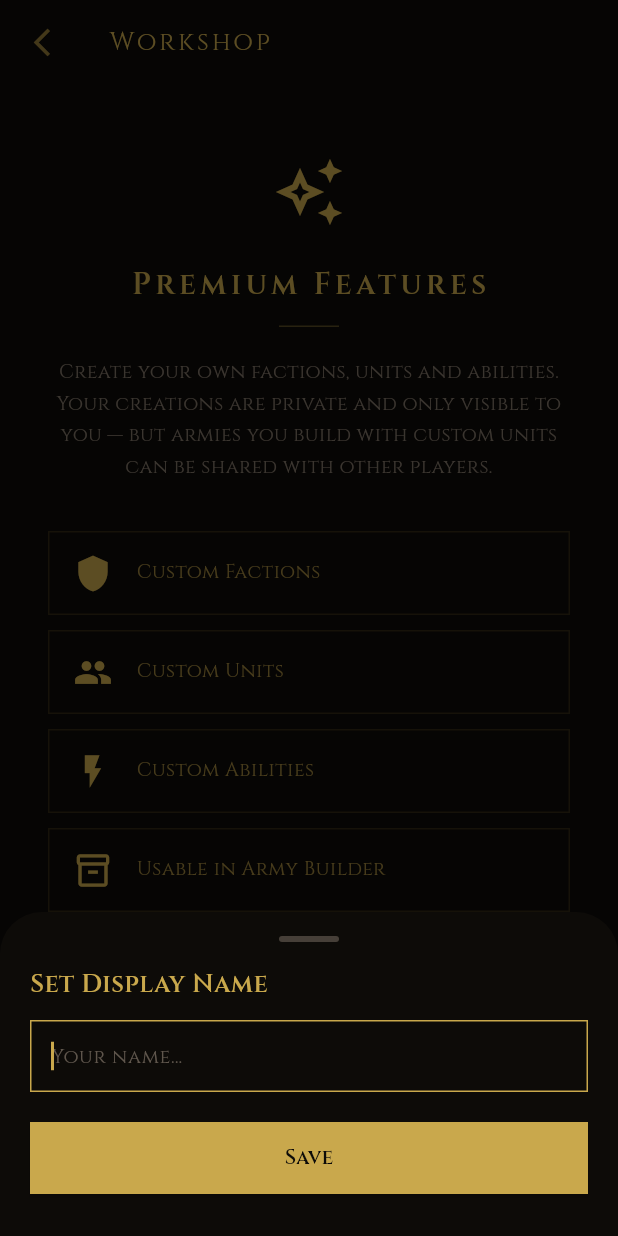
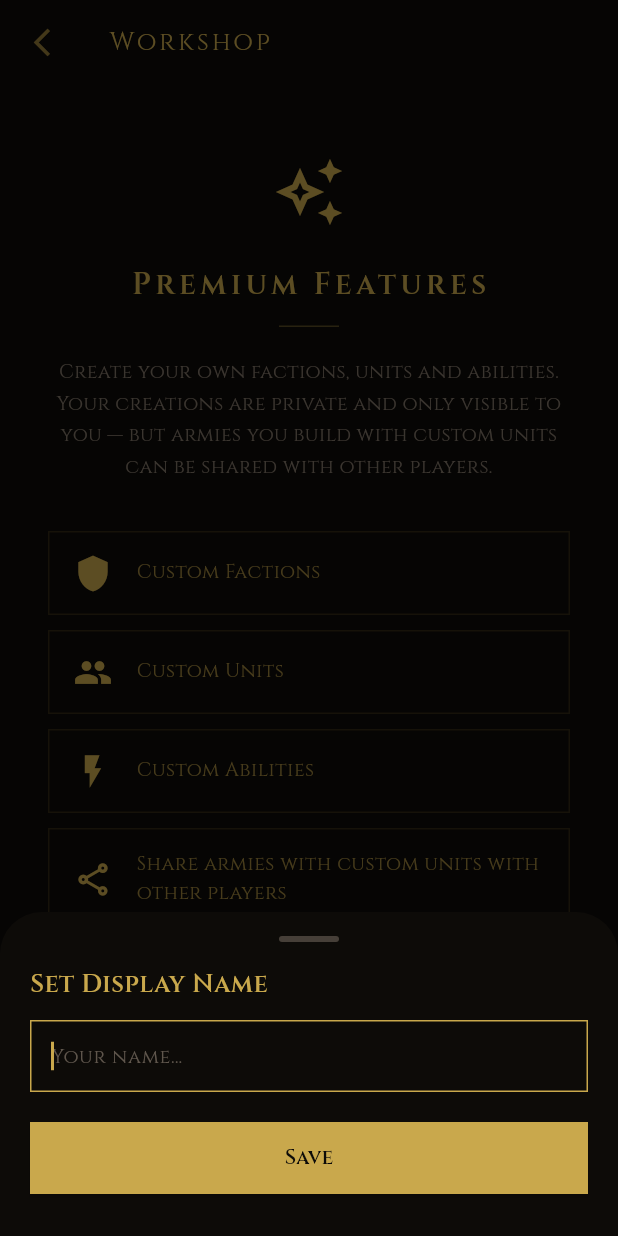
Before and after one commit to AbrahamB24/Aetherra, a Flutter app: the MyFactionsScreen screen opened directly, on a phone screen of 412 x 824 dp. Run offline on Flutter 3.47's test engine with Material 3 defaults, Android fonts, the phone set to English and light mode, and no system bars; our stand-ins replace flutter_svg, google_fonts, image_picker, pdf, printing, share_plus and 2 more; missing offline and left inert: dart:js_interop, pdfx; accounts and stored records are empty; project files that could hold a hidden picture were left out.

Commit message:
Remove 'Usable in Army Builder' and 'Private' from Workshop paywall
Co-Authored-By: Claude Sonnet 4.6 <noreply@anthropic.com>

```diff
--- a/lib/screens/my_factions_screen.dart
+++ b/lib/screens/my_factions_screen.dart
@@ -291,12 +291,6 @@ class _MyFactionsScreenState extends State<MyFactionsScreen>
             const SizedBox(height: 10),
             const _PremiumFeature(icon: Icons.flash_on_outlined,
               label: 'Custom Abilities'),
-            const SizedBox(height: 10),
-            const _PremiumFeature(icon: Icons.inventory_2_outlined,
-              label: 'Usable in Army Builder'),
-            const SizedBox(height: 10),
-            const _PremiumFeature(icon: Icons.lock,
-              label: 'Private — only visible to you'),
             const SizedBox(height: 10),
             const _PremiumFeature(icon: Icons.share_outlined,
               label: 'Share armies with custom units with other players'),
```
